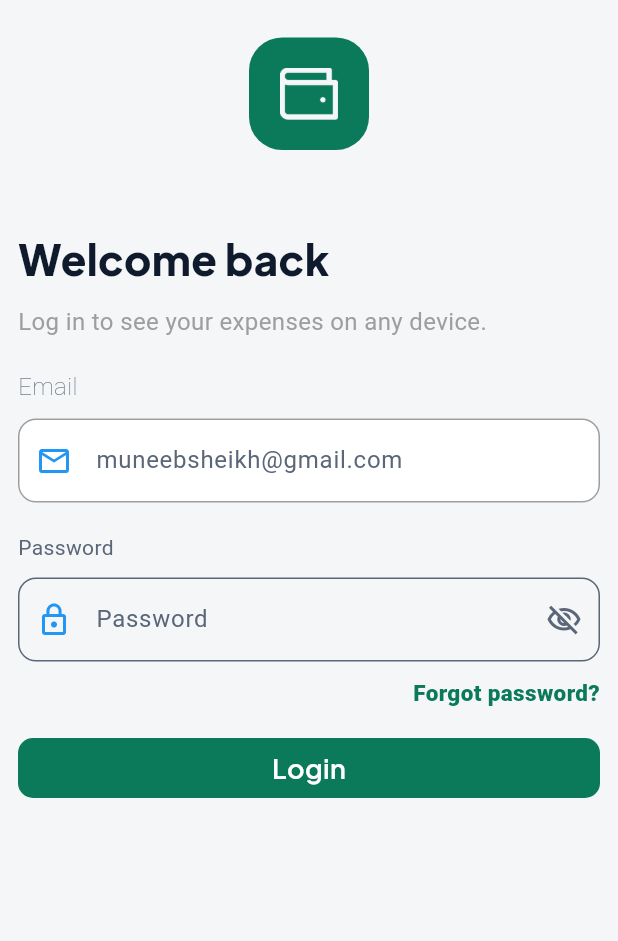
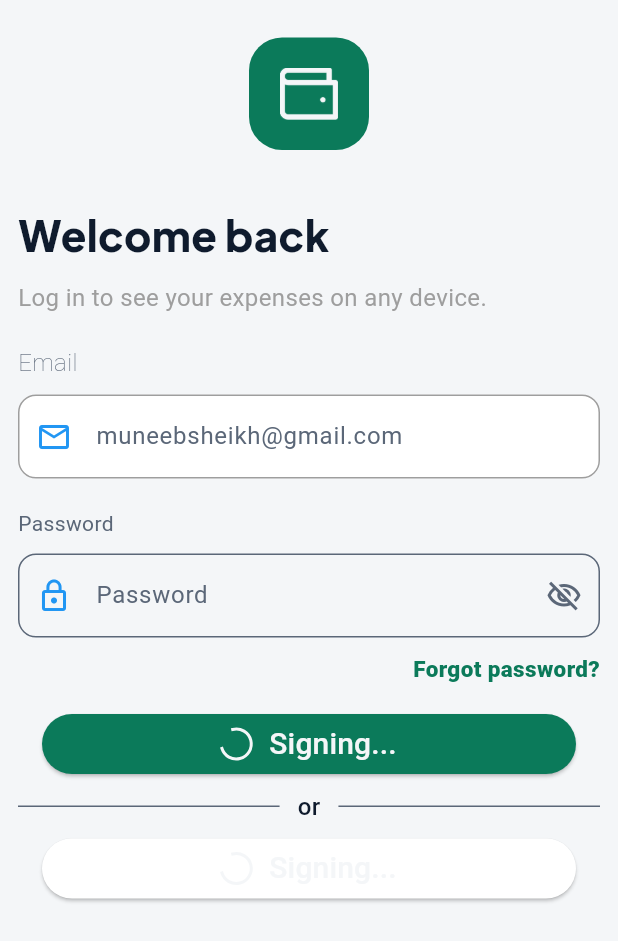
Before and after one commit to muneebustad987-stack/Kharcha-App-DSTP-Project, a Flutter app: the LoginPage screen opened directly, on a phone screen of 412 x 824 dp. Shown: the top 941 px of the screen. Run offline on Flutter 3.47's test engine with Material 3 defaults, Android fonts, the phone set to English and light mode, and no system bars; our stand-ins replace google_fonts; Roboto replaces fonts that are missing (Sarabun).

Commit message:
Update Login Screen

```diff
--- a/lib/main.dart
+++ b/lib/main.dart
@@ -1,6 +1,7 @@
 import 'package:flutter/material.dart';
-import 'package:my_kharcha/veiws/LoginScreen.dart';
+// import 'package:my_kharcha/veiws/LoginScreen.dart';
 import 'package:my_kharcha/veiws/Splash_screen.dart';
+
 
 void main() {
   runApp(const MyApp());
@@ -15,7 +16,7 @@ class MyApp extends StatelessWidget {
       debugShowCheckedModeBanner: false,
       title: 'Flutter Demo',
       theme: ThemeData(colorScheme: .fromSeed(seedColor: Colors.deepPurple)),
-      home: const LoginPage(),
+      home: const SplashScreen(),
     );
   }
 }
--- a/lib/veiws/LoginScreen.dart
+++ b/lib/veiws/LoginScreen.dart
@@ -1,6 +1,6 @@
 import 'package:flutter/material.dart';
 import 'package:google_fonts/google_fonts.dart';
-import 'package:my_kharcha/veiws/Splash_screen.dart';
+import 'package:my_kharcha/veiws/Signup_Screen.dart';
 
 import '../constants/app_colors.dart';
 
@@ -17,11 +17,12 @@ class _LoginPageState extends State<LoginPage> {
   TextEditingController passController = TextEditingController();
   FocusNode emailFocus = FocusNode();
   FocusNode passFocus = FocusNode();
+  bool isLoading = true;
   @override
   Widget build(BuildContext context) {
     return Scaffold(
       backgroundColor: AppColors.appBg,
-      body:  SafeArea(
+      body: SafeArea(
         child: Column(
           mainAxisAlignment: MainAxisAlignment.start,
           children: [
@@ -44,7 +45,6 @@ class _LoginPageState extends State<LoginPage> {
                 color: AppColors.appBg,
               ),
             ),
-            SizedBox(height: 16),
             Padding(
               padding: const EdgeInsets.all(12.0),
               child: Column(
@@ -62,10 +62,7 @@ class _LoginPageState extends State<LoginPage> {
                   SizedBox(height: 10),
                   Text(
                     "Log in to see your expenses on any device.",
-                    style: TextStyle(
-                      color: Colors.grey,
-                      fontSize: 16,
-                    ),
+                    style: TextStyle(color: Colors.grey, fontSize: 16),
                   ),
                   SizedBox(height: 20),
                   Text(
@@ -116,12 +113,7 @@ class _LoginPageState extends State<LoginPage> {
                     ),
                   ),
                   SizedBox(height: 20),
-                  Text(
-                    "Password",
-                    style: TextStyle(
-                      color: AppColors.greyTxt
-                    ),
-                  ),
+                  Text("Password", style: TextStyle(color: AppColors.greyTxt)),
                   SizedBox(height: 10),
                   TextField(
                     obscureText: isProtected,
@@ -170,37 +162,150 @@ class _LoginPageState extends State<LoginPage> {
                   SizedBox(height: 10),
                   Align(
                     alignment: Alignment.topRight,
-                   child:  Text(
+                    child: Text(
                       "Forgot password?",
                       style: GoogleFonts.sarabun(
                         color: AppColors.greenBg,
                         fontSize: 15,
-                        fontWeight: FontWeight.w800
+                        fontWeight: FontWeight.w800,
                       ),
-                  )
+                    ),
                   ),
                   SizedBox(height: 20),
                   Container(
+                    padding: EdgeInsets.symmetric(horizontal: 16),
+                    width: double.infinity,
                     height: 40,
+                    child: ElevatedButton(
+                      style: ElevatedButton.styleFrom(
+                        backgroundColor: AppColors.greenBg,
+                      ),
+                      onPressed: () async {
+                        isLoading = true;
+                        setState(() {});
+                        await Future.delayed(Duration(seconds: 3));
+
+                        Navigator.push(
+                          context,
+                          MaterialPageRoute(
+                            builder: (context) => const SignupScreen(),
+                          ),
+                        );
+                        isLoading = false;
+                        setState(() {});
+                      },
+                      child: isLoading
+                          ? Row(
+                              mainAxisAlignment: MainAxisAlignment.center,
+                              children: [
+                                const SizedBox(
+                                  width: 20,
+                                  height: 20,
+                                  child: CircularProgressIndicator(
+                                    color: AppColors.appBg,
+                                    strokeWidth: 2,
+                                  ),
+                                ),
+                                const SizedBox(width: 12),
+                                const Text(
+                                  "Signing...",
+                                  style: TextStyle(
+                                    color: AppColors.appBg,
+                                    fontSize: 20,
+                                  ),
+                                ),
+                              ],
+                            )
+                          : const Text(
+                              "LOGIN",
+                              style: TextStyle(
+                                color: AppColors.appBg,
+                                fontSize: 20,
+                                fontWeight: FontWeight.bold,
+                              ),
+                            ),
+                    ),
+                  ),
+                  SizedBox(height: 10),
+                  Row(
+                    children: [
+                      Expanded(
+                        child: Divider(color: AppColors.greyTxt, thickness: 1),
+                      ),
+                      Padding(
+                        padding: const EdgeInsets.symmetric(horizontal: 12.0),
+                        child: Text(
+                          'or',
+                          style: TextStyle(
+                            color: AppColors.blackTxt,
+                            fontSize: 16,
+                            fontWeight: FontWeight.w500,
+                          ),
+                        ),
+                      ),
+                      Expanded(
+                        child: Divider(color: AppColors.greyTxt, thickness: 1),
+                      ),
+                    ],
+                  ),
+                  SizedBox(height: 10),
+                   Container(
+                    padding: EdgeInsets.symmetric(horizontal: 16),
                     width: double.infinity,
-                    decoration: BoxDecoration(
-                      color: AppColors.greenBg,
-                      borderRadius: BorderRadius.circular(10),
+                    height: 40,
+                    child: ElevatedButton(
+                      style: ElevatedButton.styleFrom(
+                        backgroundColor: AppColors.bottomNavBarBg,
                       ),
-                    child: Center(
-                      child: Text(
-                        "Login",
-                        style: GoogleFonts.plusJakartaSans(
-                          fontSize: 18,
-                          color: AppColors.bottomNavBarBg,
-                          fontWeight: FontWeight.w600,
+                      onPressed: () async {
+                        isLoading = true;
+                        setState(() {});
+                        await Future.delayed(Duration(seconds: 3));
+
+                        Navigator.push(
+                          context,
+                          MaterialPageRoute(
+                            builder: (context) => const SignupScreen(),
+                          ),
+                        );
+                        isLoading = false;
+                        setState(() {});
+                      },
+                      child: isLoading
+                          ? Row(
+                              mainAxisAlignment: MainAxisAlignment.center,
+                              children: [
+                                const SizedBox(
+                                  width: 20,
+                                  height: 20,
+                                  child: CircularProgressIndicator(
+                                    color: AppColors.appBg,
+                                    strokeWidth: 2,
+                                  ),
+                                ),
+                                const SizedBox(width: 12),
+                                const Text(
+                                  "Signing...",
+                                  style: TextStyle(
+                                    color: AppColors.appBg,
+                                    fontSize: 20,
+                                  ),
+                                ),
+                              ],
+                            )
+                          : const Text(
+                              "Continue With Google",
+                              style: TextStyle(
+                                color: AppColors.blackTxt,
+                                fontSize: 20,
+                                fontWeight: FontWeight.bold,
                               ),
                             ),
                     ),
                   ),
                 ],
               ),
-            )
+            ),
           ],
         ),
       ),
--- /dev/null
+++ b/lib/veiws/Signup_Screen.dart
@@ -0,0 +1,22 @@
+import 'package:flutter/material.dart';
+import 'package:my_kharcha/constants/app_colors.dart';
+
+class SignupScreen extends StatefulWidget {
+  const new({super.key});
+
+  @override
+  State<SignupScreen> createState() => _SignupScreenState();
+}
+
+class _SignupScreenState extends State<SignupScreen> {
+  @override
+  Widget build(BuildContext context) {
+    return Scaffold(
+      body: Text("SignupScreen",
+      style: TextStyle(
+        color: AppColors.blackTxt,
+      ),
+      ),
+    );
+  }
+}
```
Lines whose indentation alone changed are shown as unchanged.
